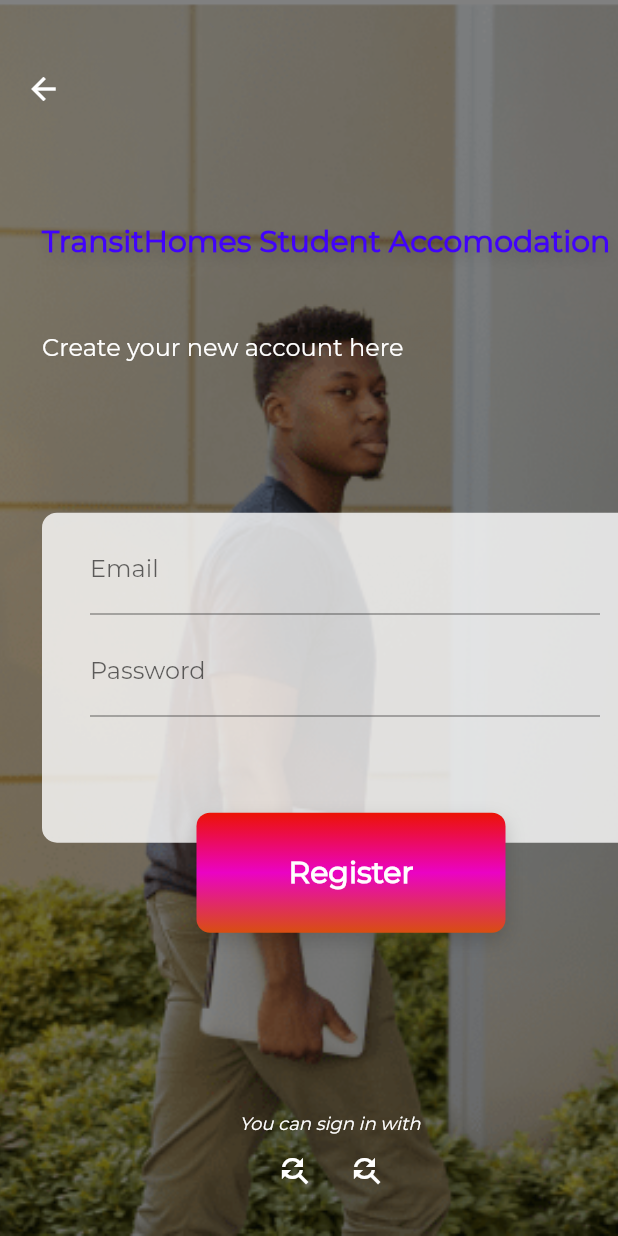
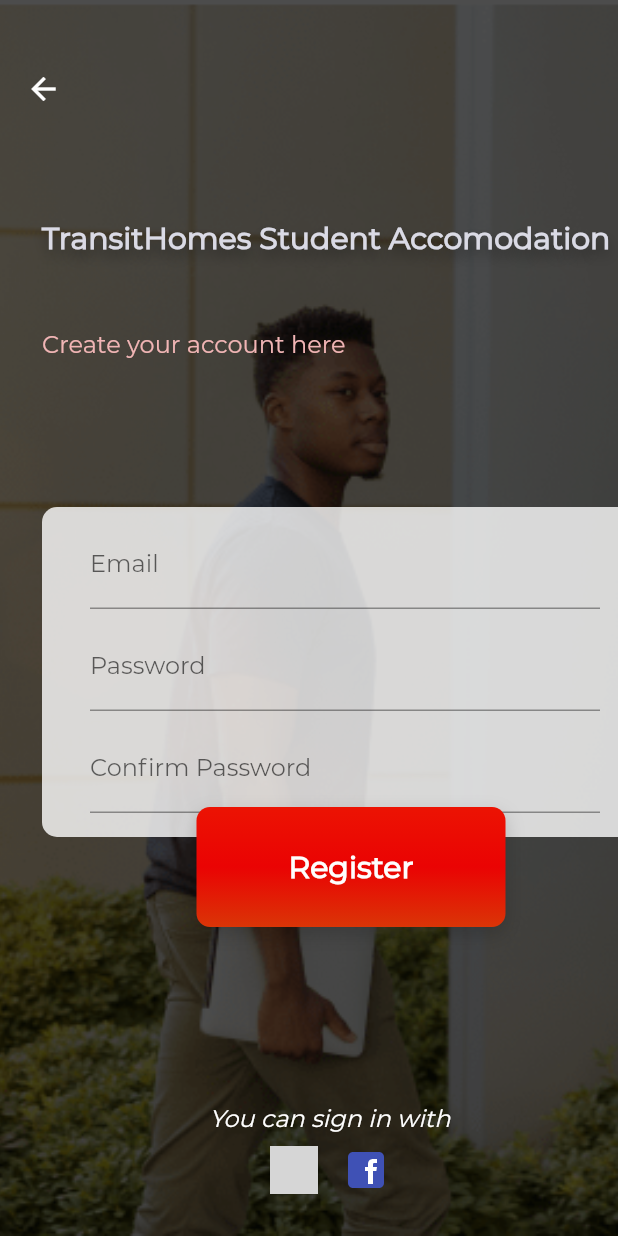
Before and after one commit to takudzwachitsungo/Student-Accomodation_Portal, a Flutter app: the screen it shows after launch, after a tap on "Log In", after a tap on "Register", on a phone screen of 412 x 824 dp. Run offline on Flutter 3.47's test engine with Material 2 defaults, Android fonts, the phone set to English and light mode, and no system bars; our stand-ins replace card_swiper, firebase_auth, firebase_core, flutter_rating_bar, flutter_svg, get and 3 more; missing offline and left inert: rubber; accounts and stored records are empty; network calls fail; grey boxes are pictures that could not be loaded.

Commit message:
New changes

```diff
--- a/lib/app_properties.dart
+++ b/lib/app_properties.dart
@@ -13,8 +13,8 @@ const Color darkGrey = Color(0xff202020);
 
 const LinearGradient mainButton = LinearGradient(colors: [
   Color.fromRGBO(236, 19, 3, 1),
-  Color.fromRGBO(234, 3, 196, 1),
-  Color.fromRGBO(216, 78, 16, 1),
+  Color.fromRGBO(234, 3, 3, 1),
+  Color.fromRGBO(218, 53, 7, 1),
 ], begin: FractionalOffset.topCenter, end: FractionalOffset.bottomCenter);
 
 const List<BoxShadow> shadow = [
--- a/lib/main.dart
+++ b/lib/main.dart
@@ -1,3 +1,4 @@
+import 'package:ecommerce_int2/routes.dart';
 import 'package:ecommerce_int2/screens/auth/auth_repository.dart';
 import 'package:ecommerce_int2/screens/splash_page.dart';
 import 'package:flutter/material.dart';
@@ -30,6 +31,7 @@ class MyApp extends StatelessWidget {
           fontFamily: "Montserrat",
         ),
         home: SplashScreen(),
+        routes: routes,
       );
     });
   }
--- a/lib/routes.dart
+++ b/lib/routes.dart
@@ -9,7 +9,7 @@ import 'package:flutter/cupertino.dart';
 
 Map<String, WidgetBuilder> routes = {
   //all screens will be registered here like manifest in android
-  SplashScreen.routeName: (context) => SplashScreen(),
+  // SplashScreen.routeName: (context) => SplashScreen(),
   LoginScreen.routeName: (context) => LoginScreen(),
   HomeScreen.routeName: (context) => HomeScreen(),
   MyProfileScreen.routeName: (context) => MyProfileScreen(),
--- a/lib/screens/auth/register_page.dart
+++ b/lib/screens/auth/register_page.dart
@@ -1,6 +1,7 @@
 import 'package:ecommerce_int2/app_properties.dart';
 import 'package:ecommerce_int2/screens/auth/signup_controller.dart';
 import 'package:flutter/material.dart';
+import 'package:flutter_svg/svg.dart';
 import 'package:get/get.dart';
 
 class RegisterPage extends StatefulWidget {
@@ -10,6 +11,8 @@ class RegisterPage extends StatefulWidget {
 
 class _RegisterPageState extends State<RegisterPage> {
   final GlobalKey<FormState> _formKey = GlobalKey<FormState>();
+  final String emailPattern =
+      r'^(([^<>()[\]\\.,;:\s@\"]+(\.[^<>()[\]\\.,;:\s@\"]+)*)|(\".+\"))@((\[[0-9]{1,3}\.[0-9]{1,3}\.[0-9]{1,3}\.[0-9]{1,3}\])|(([a-zA-Z\-0-9]+\.)+[a-zA-Z]{2,}))$';
 
   @override
   Widget build(BuildContext context) {
@@ -18,12 +21,12 @@ class _RegisterPageState extends State<RegisterPage> {
     Widget title = Text(
       'TransitHomes Student Accomodation',
       style: TextStyle(
-          color: Color.fromARGB(255, 65, 3, 251),
+          color: Color.fromARGB(255, 218, 218, 229),
           fontSize: 20.0,
-          fontWeight: FontWeight.bold,
+          fontWeight: FontWeight.w900,
           shadows: [
             BoxShadow(
-              color: Color.fromRGBO(0, 0, 0, 0.15),
+              color: Color.fromRGBO(19, 19, 19, 0.50),
               offset: Offset(0, 5),
               blurRadius: 10.0,
             )
@@ -33,9 +36,9 @@ class _RegisterPageState extends State<RegisterPage> {
     Widget subTitle = Padding(
         padding: const EdgeInsets.only(right: 56.0),
         child: Text(
-          'Create your new account here',
+          'Create your account here',
           style: TextStyle(
-            color: Colors.white,
+            color: Color.fromARGB(255, 241, 181, 181),
             fontSize: 16.0,
           ),
         ));
@@ -49,7 +52,12 @@ class _RegisterPageState extends State<RegisterPage> {
           //   .push(MaterialPageRoute(builder: (_) => ForgotPasswordPage()));
           if (_formKey.currentState!.validate()) {
             SignUpController.instance.registerUser(
-                controller.email.text.trim(), controller.password.text.trim());
+                controller.email.text.trim(),
+                controller.password.text.trim(),
+                controller.password_2.text.trim());
+            controller.email.clear();
+            controller.password.clear();
+            controller.password_2.clear();
             print('user created');
 
             /*print("The email is ${controller.email}");
@@ -112,8 +120,11 @@ class _RegisterPageState extends State<RegisterPage> {
                         labelText: 'Email', // Add a label if needed
                       ),
                       validator: (value) {
+                        RegExp regExp = new RegExp(emailPattern);
                         if (value == null || value.isEmpty) {
                           return 'Please enter your email';
+                        } else if (!regExp.hasMatch(value)) {
+                          return 'Please enter a valid email address';
                         }
                         // Add more validation if needed
                         return null;
@@ -133,30 +144,35 @@ class _RegisterPageState extends State<RegisterPage> {
                       validator: (value) {
                         if (value == null || value.isEmpty) {
                           return 'Please enter your password';
+                        } else if (value.length < 6) {
+                          return 'Password must be more than 6 characters';
                         }
                         // Add more validation if needed
                         return null;
                       },
                     ),
                   ),
-                  /*Padding(
+                  Padding(
                     padding: const EdgeInsets.only(top: 8.0),
                     child: TextFormField(
-                      controller: phoneno,
+                      controller: controller.password_2,
                       style: TextStyle(fontSize: 16.0),
-                      obscureText: false,
+                      obscureText: true,
                       decoration: InputDecoration(
-                        labelText: 'Phone Number', // Add a label if needed
+                        labelText: 'Confirm Password',
+                        // Add a label if needed
                       ),
                       validator: (value) {
                         if (value == null || value.isEmpty) {
-                          return 'Please enter your phone number';
+                          return 'Please enter your password';
+                        } else if (value.length < 6) {
+                          return 'Password must be more than 6 characters';
                         }
                         // Add more validation if needed
                         return null;
                       },
                     ),
-                  ),*/
+                  ),
                 ],
               ),
             ),
@@ -171,20 +187,29 @@ class _RegisterPageState extends State<RegisterPage> {
         Text(
           'You can sign in with',
           style: TextStyle(
-              fontSize: 12.0, fontStyle: FontStyle.italic, color: Colors.white),
+              fontSize: 16.0, fontStyle: FontStyle.italic, color: Colors.white),
         ),
         Row(
           mainAxisAlignment: MainAxisAlignment.center,
           children: <Widget>[
             IconButton(
-              icon: Icon(Icons.find_replace),
+              icon: SvgPicture.network(
+                'https://fonts.gstatic.com/s/i/productlogos/googleg/v6/24px.svg',
+                width: 100,
+                height: 100,
+              ),
               onPressed: () {},
-              color: Colors.white,
+              //color: Colors.white,
             ),
             IconButton(
-                icon: Icon(Icons.find_replace),
-                onPressed: () {},
-                color: Colors.white),
+              icon: SvgPicture.asset(
+                'assets/icons/icons8-facebook.svg',
+                width: 100,
+                height: 100,
+              ),
+              onPressed: () {},
+              //color: Colors.white
+            ),
           ],
         )
       ],
@@ -201,7 +226,7 @@ class _RegisterPageState extends State<RegisterPage> {
           ),
           Container(
             decoration: BoxDecoration(
-              color: Color.fromRGBO(0, 0, 0, 0.5),
+              color: Color.fromRGBO(0, 0, 0, 0.7),
             ),
           ),
           Padding(
--- a/lib/screens/auth/signup_controller.dart
+++ b/lib/screens/auth/signup_controller.dart
@@ -7,9 +7,16 @@ class SignUpController extends GetxController {
 
   final email = TextEditingController();
   final password = TextEditingController();
-  final phoneno = TextEditingController();
+  final password_2 = TextEditingController();
 
-  void registerUser(String email, String password) {
+  void registerUser(String email, String password, String password_2) {
+    if (password != password_2) {
+      // Passwords don't match, handle this case (e.g., show an error message)
+      print('Passwords do not match');
+      // You can return or throw an error to handle this case as needed
+      return;
+    }
+
     AuthenticationService.instance
         .createUserWithEmailAndPassword(email, password);
   }
--- a/lib/screens/auth/welcome_back_page.dart
+++ b/lib/screens/auth/welcome_back_page.dart
@@ -11,6 +11,9 @@ class WelcomeBackPage extends StatefulWidget {
 
 class _WelcomeBackPageState extends State<WelcomeBackPage> {
   final GlobalKey<FormState> _formKey = GlobalKey<FormState>();
+  final String emailPattern =
+      r'^(([^<>()[\]\\.,;:\s@\"]+(\.[^<>()[\]\\.,;:\s@\"]+)*)|(\".+\"))@((\[[0-9]{1,3}\.[0-9]{1,3}\.[0-9]{1,3}\.[0-9]{1,3}\])|(([a-zA-Z\-0-9]+\.)+[a-zA-Z]{2,}))$';
+
   @override
   Widget build(BuildContext context) {
     final LoginController controller = Get.put(LoginController());
@@ -67,6 +70,8 @@ class _WelcomeBackPageState extends State<WelcomeBackPage> {
           if (_formKey.currentState!.validate()) {
             try {
               await LoginController.instance.login();
+              controller.email.clear();
+              controller.password.clear();
               print('user logged in');
             } catch (e) {
               // Handle login failure, display an error message, etc.
@@ -136,8 +141,11 @@ class _WelcomeBackPageState extends State<WelcomeBackPage> {
                           //labelText: 'Email',
                           hintText: 'Email'),
                       validator: (value) {
+                        RegExp regExp = new RegExp(emailPattern);
                         if (value == null || value.isEmpty) {
                           return 'Please enter your email';
+                        } else if (!regExp.hasMatch(value)) {
+                          return 'Please enter a valid email address';
                         }
                         // Add more validation if needed
                         return null;
@@ -156,6 +164,8 @@ class _WelcomeBackPageState extends State<WelcomeBackPage> {
                       validator: (value) {
                         if (value == null || value.isEmpty) {
                           return 'Please enter your password';
+                        } else if (value.length < 6) {
+                          return 'Password must be more than 6 characters';
                         }
                         // Add more validation if needed
                         return null;
--- a/lib/screens/main/extra_material/my_profile.dart
+++ b/lib/screens/main/extra_material/my_profile.dart
@@ -52,7 +52,7 @@ class MyProfileScreen extends StatelessWidget {
                         SizerUtil.deviceType == DeviceType.tablet ? 12.w : 13.w,
                     backgroundColor: kSecondaryColor,
                     backgroundImage:
-                        AssetImage('assets/images/student_profile.jpeg'),
+                        AssetImage('assets/student_profile.jpeg'),
                   ),
                   kWidthSizedBox,
                   Column(
--- a/lib/screens/splash_page.dart
+++ b/lib/screens/splash_page.dart
@@ -51,7 +51,7 @@ class _SplashScreenState extends State<SplashScreen>
                 Expanded(
                   child: Opacity(
                       opacity: opacity.value,
-                      child: new Image.asset('assets/transithomes-1.png')),
+                      child: new Image.asset('assets/transithomes-nobg.png')),
                 ),
                 Padding(
                   padding: const EdgeInsets.all(8.0),
```
Also changed, not shown: lib/screens/auth/login_controller.dart (+8 -0 lines), lib/screens/settings/settings_page.dart (+16 -5 lines), assets/icons/Google__G__logo.svg.png (added), assets/icons/icons8-facebook-96.svg (added), assets/icons/icons8-facebook.svg (added), assets/transithomes-nobg.png (added), 1 other file.
